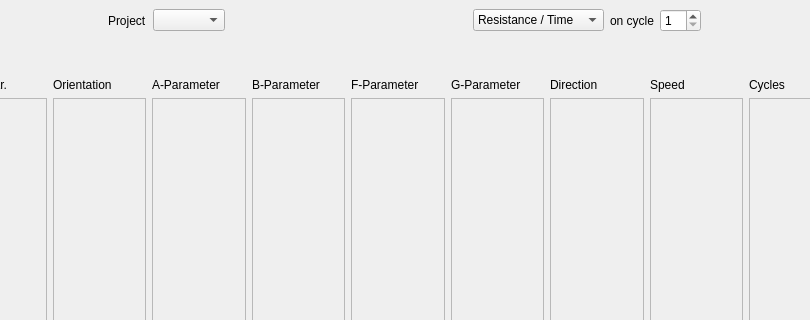
Qt form form.ui (Phil0795/Filter) before a commit; both pictures show x 354 to 1164 and y 0 to 320 of the 1305 by 919 pixel window.
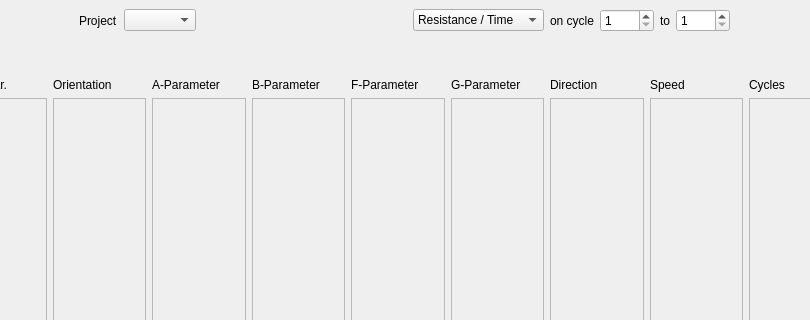
The same form after that commit.

Commit message: 1.now interpolation works and the curves are smoothed using a gaussian_filter this is right now available to see when displaying "1" in the combobox the strenght of the filter is up for debate as well as how to draw multiple hyseresis curves (or an average) imterpolate.py is a testing program used for this purpose and no longer relevant, will be deleted later

The edit to the form file:
```diff
--- a/form.ui
+++ b/form.ui
@@ -140,6 +140,26 @@
           <property name="minimum">
            <number>1</number>
           </property>
+          <property name="maximum">
+           <number>5000</number>
+          </property>
+         </widget>
+        </item>
+        <item>
+         <widget class="QLabel" name="label_2">
+          <property name="text">
+           <string>to</string>
+          </property>
+         </widget>
+        </item>
+        <item>
+         <widget class="QSpinBox" name="spinBox_cycleEnd">
+          <property name="minimum">
+           <number>1</number>
+          </property>
+          <property name="maximum">
+           <number>5000</number>
+          </property>
          </widget>
         </item>
         <item>
```
The commit also changes 5 other files.
